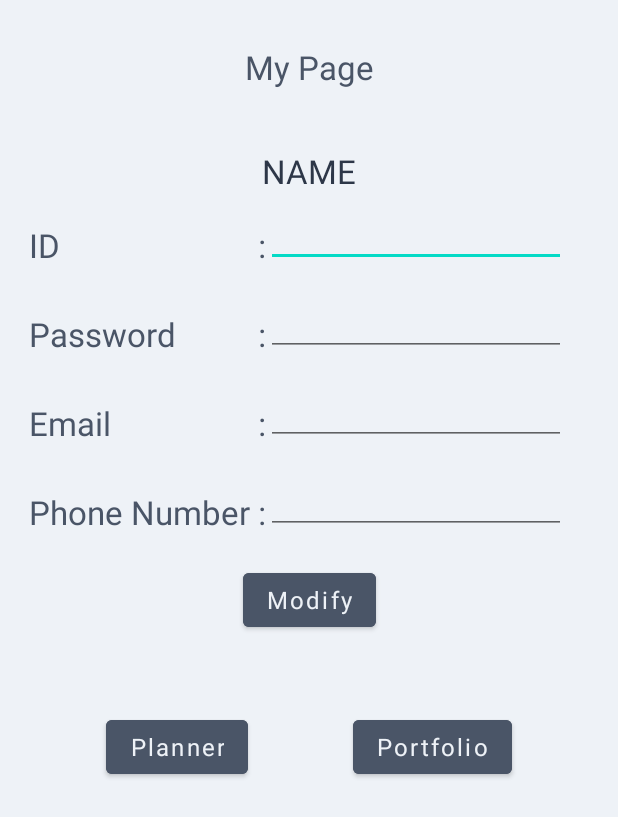
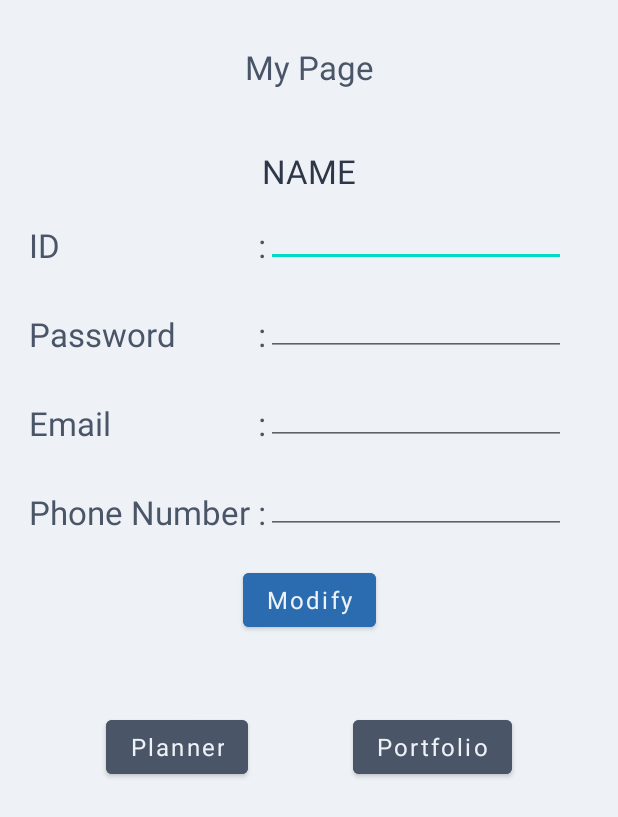
Before and after one commit to Jasper-01/Capstone_Design, an Android app: the UserAccountPage screen opened directly, with no data from a screen before it, on a phone screen of 412 x 824 dp. Shown: the top 817 px of the screen. Run offline under Robolectric (Android 15) with nearby library versions, the phone set to English and light mode, and no system bars; Roboto replaces fonts that are not available here.

Commit message:
Updated draft on UI design

```diff
--- a/app/src/main/res/layout/activity_create_account_page.xml
+++ b/app/src/main/res/layout/activity_create_account_page.xml
@@ -145,7 +145,7 @@
 
     <Button
         android:id="@+id/confirmCreateAccountBtn"
-        style="@style/generalBtn1"
+        style="@style/generalBtn2"
         android:layout_marginTop="25dip"
         android:text="@string/create_account"
         app:layout_constraintTop_toBottomOf="@id/textPhoneNum"
--- a/app/src/main/res/layout/activity_login_page.xml
+++ b/app/src/main/res/layout/activity_login_page.xml
@@ -8,7 +8,7 @@
 
     <Button
         android:id="@+id/createAccountBtn"
-        style="@style/generalBtn1"
+        style="@style/generalBtn2"
         android:layout_marginTop="50dip"
         android:text="@string/create_account"
         app:layout_constraintTop_toBottomOf="@id/textPassword"
--- a/app/src/main/res/layout/activity_planner_page.xml
+++ b/app/src/main/res/layout/activity_planner_page.xml
@@ -47,6 +47,7 @@
     <LinearLayout
         android:id="@+id/searchBar"
         style="@style/plannerPageBoxes"
+        android:backgroundTint="@color/color_3"
         android:orientation="horizontal"
         android:layout_marginTop="15dip"
         app:layout_constraintStart_toStartOf="parent"
@@ -57,11 +58,13 @@
             android:id="@+id/searchIcon"
             style="@style/searchIcon"
             android:contentDescription="@string/search_icon"
-            app:srcCompat="@drawable/ic_search_icon_foreground" />
+            app:srcCompat="@drawable/ic_search_icon_foreground"
+            app:tint="@color/color_1" />
 
         <TextView
             android:id="@+id/textDash"
             style="@style/plannerPageBoxes"
+            android:backgroundTint="@color/color_3"
             android:textStyle="bold"
             android:textSize="11sp"
             android:text="@string/dash"
--- a/app/src/main/res/layout/activity_user_account_page.xml
+++ b/app/src/main/res/layout/activity_user_account_page.xml
@@ -16,7 +16,7 @@
         app:layout_constraintEnd_toEndOf="parent"
         app:layout_constraintTop_toBottomOf="@id/textMyPage"
         tools:srcCompat="@tools:sample/avatars"
-        app:shapeAppearanceOverlay="@style/Circular"
+        app:shapeAppearance="@style/Circular"
         app:strokeWidth="1dip"
         app:strokeColor="@color/color_3"
         />
@@ -169,7 +169,7 @@
 
     <Button
         android:id="@+id/modifyBtn"
-        style="@style/generalBtn1"
+        style="@style/generalBtn2"
         android:layout_marginTop="20dip"
         android:text="@string/modify"
         app:layout_constraintEnd_toEndOf="parent"
--- a/app/src/main/res/values/styles.xml
+++ b/app/src/main/res/values/styles.xml
@@ -115,6 +115,7 @@
 
     <style name="Circular">
         <item name="cornerSize">50%</item>
+        <item name="cornerFamily">rounded</item>
     </style>
 
 </resources>
```
